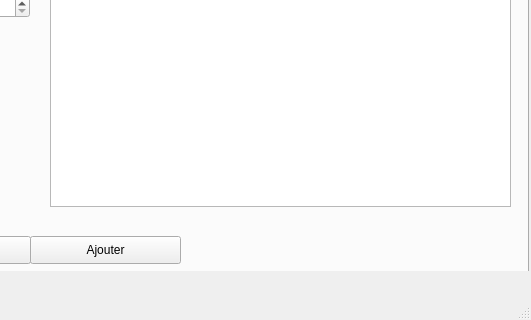
This is HomePad/newwindow.ui in amirboudidah/smart_real_estate_2a1 as Qt 5 draws it before an edit; both pictures show x 411 to 942 and y 239 to 559 of the 942 by 559 pixel window. The edited form follows.
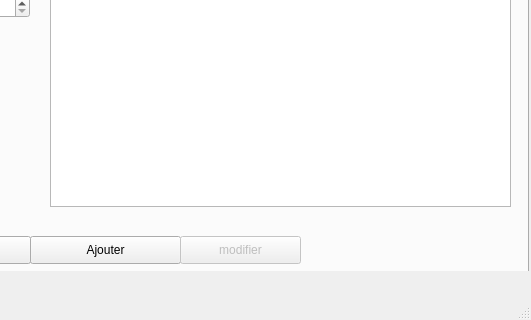
This is the edited form. The open tabs and pages were chosen to show the change. Icons and pictures are not drawn.

```diff
--- a/HomePad/newwindow.ui
+++ b/HomePad/newwindow.ui
@@ -1710,6 +1710,22 @@
          </item>
         </layout>
        </widget>
+       <widget class="QPushButton" name="pushButton_20">
+        <property name="enabled">
+         <bool>false</bool>
+        </property>
+        <property name="geometry">
+         <rect>
+          <x>410</x>
+          <y>440</y>
+          <width>121</width>
+          <height>28</height>
+         </rect>
+        </property>
+        <property name="text">
+         <string>modifier</string>
+        </property>
+       </widget>
       </widget>
      </widget>
     </widget>
```
